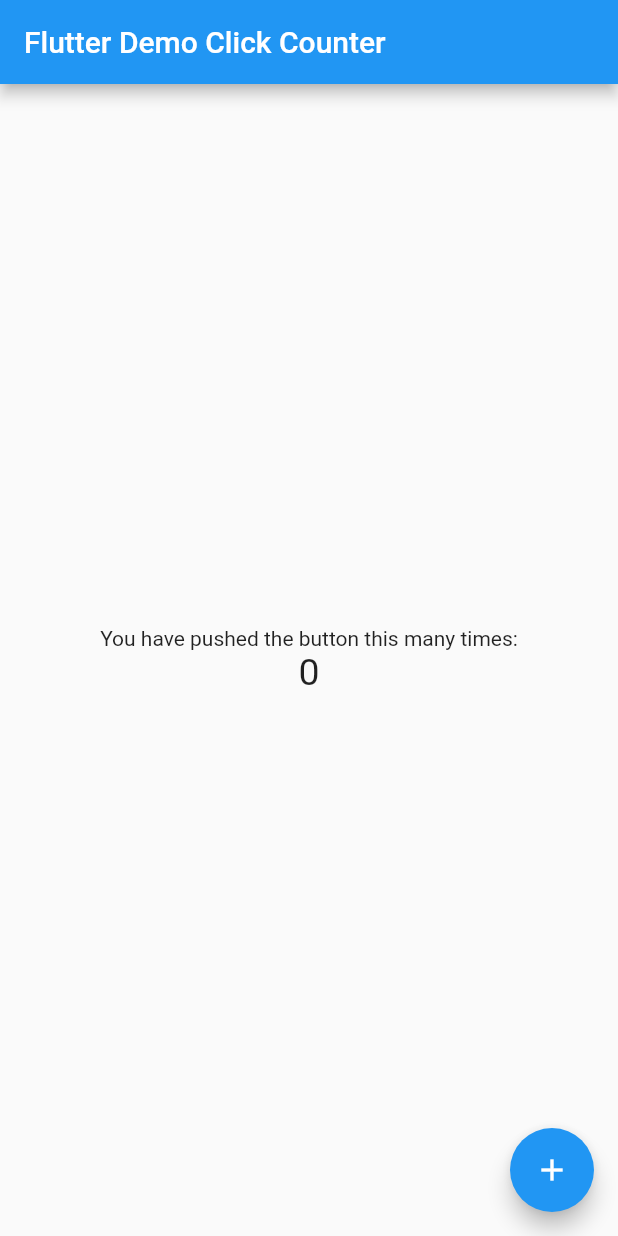
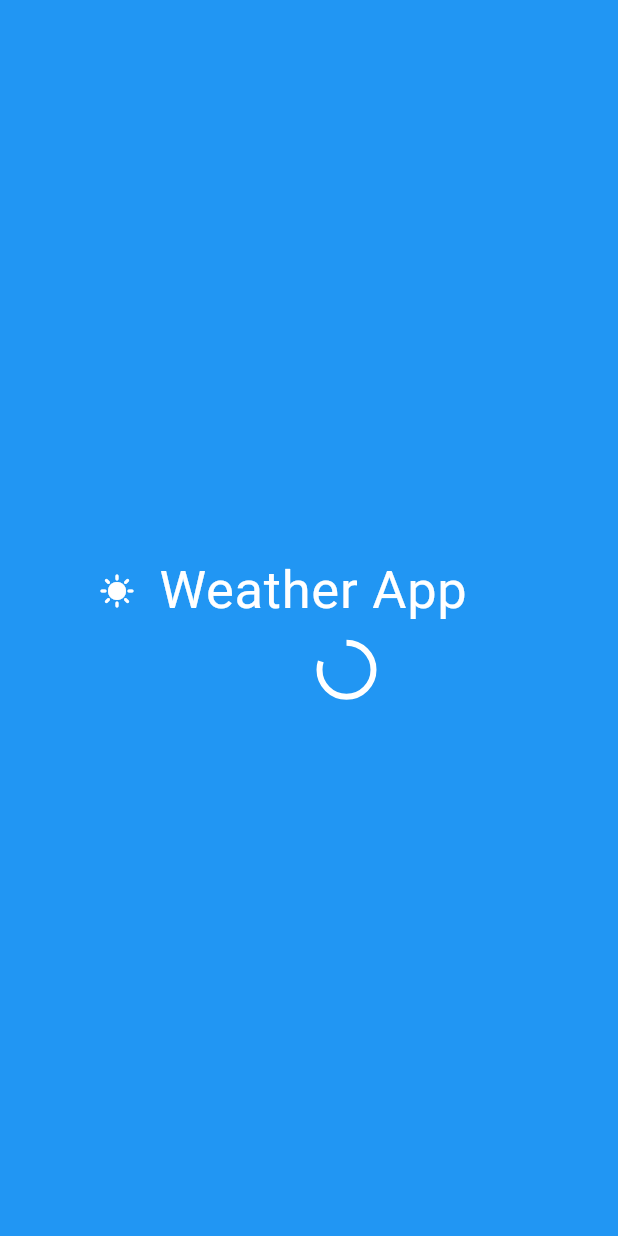
Before and after one commit to Manishkarki1/Weather_app, a Flutter app: the first screen one second after launch, on a phone screen of 412 x 824 dp. Run offline on Flutter 3.47's test engine with Material 2 defaults, Android fonts, the phone set to English and light mode, and no system bars.

```diff
--- /dev/null
+++ b/lib/api.dart
@@ -0,0 +1 @@
+const openWeatherAPIKey = 'fd859ea176620517bbb7f5ec1ca90400';
--- /dev/null
+++ b/lib/loadingsplash.dart
@@ -0,0 +1,76 @@
+import 'package:flutter/material.dart';
+import 'dart:async'; // import 'dart:convert';
+import 'package:mappinglist/home.dart';
+
+// import 'package:http/http.dart';
+
+class Loading extends StatefulWidget {
+  const Loading({Key? key}) : super(key: key);
+
+  @override
+  State<Loading> createState() => _LoadingState();
+}
+
+class _LoadingState extends State<Loading> with SingleTickerProviderStateMixin {
+  late AnimationController controller;
+  bool determinate = false;
+
+  @override
+  void initState() {
+    super.initState();
+    Timer(Duration(seconds: 2), () {
+      Navigator.pushReplacement(
+          context,
+          MaterialPageRoute(
+            builder: (context) => Home(),
+          ));
+    });
+
+    controller = AnimationController(
+      /// [AnimationController]s can be created with `vsync: this` because of
+      /// [TickerProviderStateMixin].
+      vsync: this,
+      duration: const Duration(seconds: 1),
+    )..addListener(() {
+        setState(() {});
+      });
+    controller.repeat(reverse: true);
+  }
+
+  @override
+  void dispose() {
+    controller.dispose();
+    super.dispose();
+  }
+
+  @override
+  Widget build(BuildContext context) {
+    return Scaffold(
+      body: Container(
+        color: Colors.blue,
+        child: Center(
+          child: Padding(
+            padding: const EdgeInsets.only(left: 50),
+            child: Column(
+              mainAxisAlignment: MainAxisAlignment.center,
+              children: [
+                ListTile(
+                  title: Text(
+                    'Weather App',
+                    style: TextStyle(fontSize: 35, color: Colors.white),
+                  ),
+                  leading: Icon(Icons.sunny),
+                  iconColor: Colors.white,
+                ),
+                CircularProgressIndicator(
+                  value: controller.value,
+                  color: Colors.white,
+                ),
+              ],
+            ),
+          ),
+        ),
+      ),
+    );
+  }
+}
--- a/lib/main.dart
+++ b/lib/main.dart
@@ -1,91 +1,25 @@
 import 'package:flutter/material.dart';
+import 'package:mappinglist/home.dart';
+import 'package:mappinglist/loadingsplash.dart';
 
 void main() => runApp(const MyApp());
 
 class MyApp extends StatelessWidget {
-  const MyApp({super.key});
-  static const String _title = 'Flutter Stateful Clicker Counter';
-  // This widget is the root of your application.
+  const MyApp({Key? key}) : super(key: key);
+
   @override
   Widget build(BuildContext context) {
     return MaterialApp(
-      title: _title,
-      theme: ThemeData(
-        primarySwatch: Colors.blue,
-      ),
-      home: const MyHomePage(),
+      title: 'Weather App',
+      debugShowCheckedModeBanner: false,
+      theme: ThemeData.light(useMaterial3: true)
+          .copyWith(appBarTheme: AppBarTheme(color: Colors.blue)),
+      initialRoute: '/',
+      routes: {
+        '/': (context) => Loading(),
+        '/home': (context) => Home(),
+        // '/location': (context) => ChooseLocation(),
+      },
     );
   }
 }
-
-class MyHomePage extends StatefulWidget {
-  const MyHomePage({super.key});
-  // This widget is the home page of your application. It is stateful, meaning
-  // that it has a State object (defined below) that contains fields that affect
-  // how it looks.
-  // This class is the configuration for the state.
-  @override
-  _MyHomePageState createState() => _MyHomePageState();
-}
-
-class _MyHomePageState extends State<MyHomePage> {
-  int _counter = 0;
-
-  void _incrementCounter() {
-    setState(() {
-      // This call to setState tells the Flutter framework that something has
-      // changed in this State, which causes it to rerun the build method below
-      // so that the display can reflect the updated values. If we changed
-      // _counter without calling setState(), then the build method would not be
-      // called again, and so nothing would appear to happen.
-      _counter++;
-    });
-  }
-
-  @override
-  Widget build(BuildContext context) {
-    // This method is rerun every time setState is called, for instance as done
-    // by the _incrementCounter method above.
-    //
-    // The Flutter framework has been optimized to make rerunning build methods
-    // fast, so that you can just rebuild anything that needs updating rather
-    // than having to individually change instances of widgets.
-    return Scaffold(
-      appBar: AppBar(
-        // Here we take the value from the MyHomePage object that was created by
-        // the App.build method, and use it to set our appbar title.
-        title: const Text('Flutter Demo Click Counter'),
-      ),
-      body: Center(
-        // Center is a layout widget. It takes a single child and positions it
-        // in the middle of the parent.
-        child: Column(
-          // Column is also a layout widget. It takes a list of children and
-          // arranges them vertically. By default, it sizes itself to fit its
-          // children horizontally, and tries to be as tall as its parent.
-          //
-          // Column has various properties to control how it sizes itself and
-          // how it positions its children. Here we use mainAxisAlignment to
-          // center the children vertically; the main axis here is the vertical
-          // axis because Columns are vertical (the cross axis would be
-          // horizontal).
-          mainAxisAlignment: MainAxisAlignment.center,
-          children: <Widget>[
-            const Text(
-              'You have pushed the button this many times:',
-            ),
-            Text(
-              '$_counter',
-              style: const TextStyle(fontSize: 25),
-            ),
-          ],
-        ),
-      ),
-      floatingActionButton: FloatingActionButton(
-        onPressed: _incrementCounter,
-        tooltip: 'Increment',
-        child: const Icon(Icons.add),
-      ),
-    );
-  }
-}
--- a/pubspec.yaml
+++ b/pubspec.yaml
@@ -9,6 +9,8 @@ environment:
 dependencies:
   flutter:
     sdk: flutter
+  http: ^1.1.0
+  intl: ^0.18.1
 
 dev_dependencies:
   flutter_test:
```
Also changed, not shown: lib/additional.dart (added, +39 -0 lines), lib/forecast.dart (added, +44 -0 lines), lib/home.dart (added, +223 -0 lines), lib/time.dart (added, +51 -0 lines).
